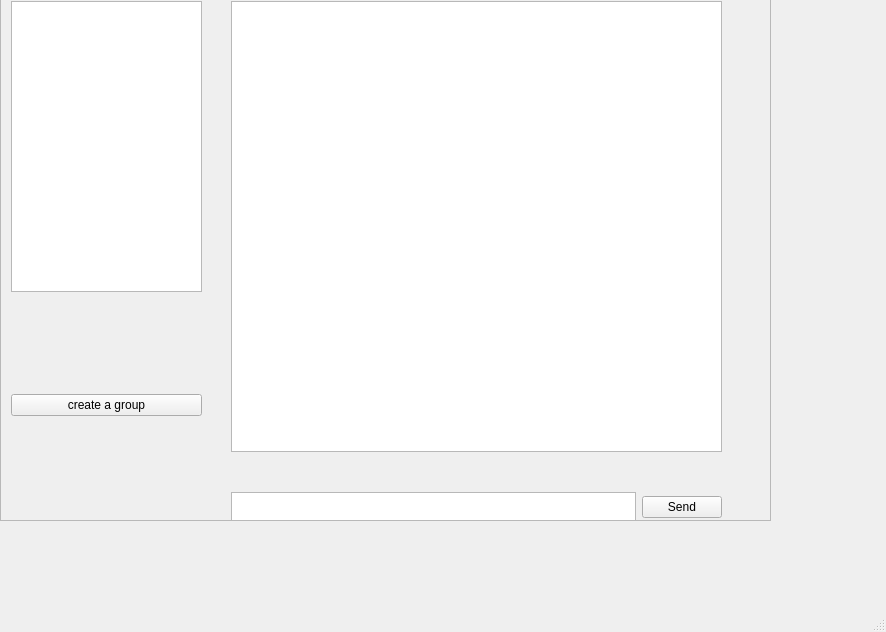
Above: lab9/mainwindow.ui from linadells/messanger before the change. Below: the same form after it.
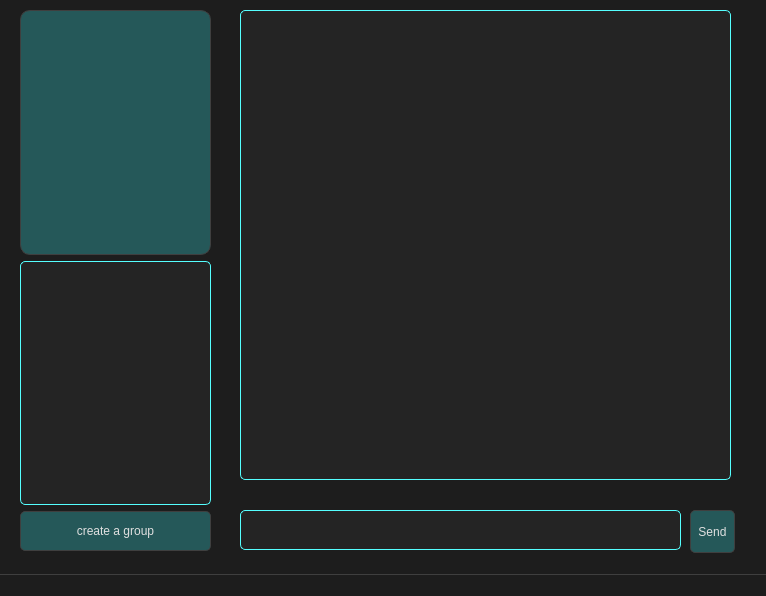
That is the form after the change.

What changed in the file:
```diff
--- a/lab9/mainwindow.ui
+++ b/lab9/mainwindow.ui
@@ -6,119 +6,152 @@
    <rect>
     <x>0</x>
     <y>0</y>
-    <width>886</width>
-    <height>632</height>
+    <width>766</width>
+    <height>596</height>
    </rect>
   </property>
   <property name="windowTitle">
    <string>MainWindow</string>
   </property>
+  <property name="styleSheet">
+   <string notr="true">/* General Styles */
+* {
+    background-color: #1D1D1D; /* Dark background */
+    color: #E0E0E0; /* Soft white text for better readability */
+    border: none;
+    font-family: 'Segoe UI', sans-serif; /* Consistent, readable font */
+}
+
+/* Button Styles */
+QPushButton {
+    background-color: rgb(37, 88, 89); 
+    border: 1px solid #3F3F3F;
+    padding: 5px;
+    border-radius: 5px; /* Slightly rounded corners for buttons */
+    color: #E0E0E0; /* Light text color for buttons */
+    text-align: center;
+}
+
+QPushButton:hover {
+    background-color: rgb(4, 183, 186); /* Brighter color on hover for feedback */
+    border-color: #E0E0E0; /* Light border on hover */
+}
+
+QPushButton:pressed {
+    background-color: #2A2A2A; /* Darker color when pressed */
+    color: rgb(4, 183, 186); /* Contrast color text when pressed */
+}
+
+/* Text Edit Styles */
+QTextBrowser, QPlainTextEdit {
+    font: 14pt &quot;Segoe UI&quot;;
+    background-color: rgb(36, 36, 36);
+    color: #E0E0E0; /* Light text color for readability */
+    border: 1px solid rgb(85, 255, 255); /* Subtle border color */
+    border-radius: 5px; /* Rounded corners */
+    padding: 5px;
+}
+
+QPlainTextEdit:focus {
+    border-color: #4DB8FF; /* Highlight color when focused */
+}
+
+/* Scroll Area Styles */
+QScrollArea {
+    border: none;
+}
+
+/* List Widget Styles */
+QListWidget {
+    background-color: rgb(37, 88, 89);
+    border-radius: 10px;
+    border: 1px solid #3F3F3F;
+    box-shadow: 0 4px 8px rgba(0, 0, 0, 0.3); /* Subtle shadow for depth */
+    color: #E0E0E0; /* Light text color for readability */
+    padding: 10px;
+}
+
+/* Menu Bar Styles */
+QMenuBar, QMenuBar::item {
+    background-color: #1D1D1D;
+    color: #E0E0E0;
+    border: none;
+}
+
+QMenuBar::item:selected {
+    background-color: #3F3F3F;
+}
+
+/* Status Bar Styles */
+QStatusBar {
+    background-color: #1D1D1D;
+    color: #E0E0E0;
+    border-top: 1px solid #3F3F3F; /* Subtle top border for definition */
+}</string>
+  </property>
   <widget class="QWidget" name="centralwidget">
    <widget class="QScrollArea" name="scrollArea">
     <property name="geometry">
      <rect>
-      <x>0</x>
-      <y>-10</y>
+      <x>10</x>
+      <y>0</y>
       <width>771</width>
-      <height>531</height>
+      <height>581</height>
      </rect>
     </property>
     <property name="widgetResizable">
      <bool>true</bool>
     </property>
-    <widget class="QWidget" name="scrollAreaWidgetContents">
+    <widget class="QWidget" name="scrollAreaWidgetContents_3">
      <property name="geometry">
       <rect>
        <x>0</x>
        <y>0</y>
-       <width>769</width>
-       <height>529</height>
+       <width>771</width>
+       <height>581</height>
       </rect>
      </property>
-     <widget class="QWidget" name="verticalLayoutWidget_3">
+     <widget class="QWidget" name="verticalLayoutWidget_5">
       <property name="geometry">
        <rect>
         <x>10</x>
         <y>10</y>
         <width>191</width>
-        <height>291</height>
+        <height>541</height>
        </rect>
       </property>
-      <layout class="QVBoxLayout" name="verticalLayout_3">
+      <layout class="QVBoxLayout" name="verticalLayout_5">
        <item>
-        <widget class="QListWidget" name="receiver"/>
-       </item>
-       <item>
-        <layout class="QVBoxLayout" name="verticalLayout"/>
-       </item>
-      </layout>
-     </widget>
-     <widget class="QWidget" name="horizontalLayoutWidget_2">
-      <property name="geometry">
-       <rect>
-        <x>230</x>
-        <y>480</y>
-        <width>491</width>
-        <height>72</height>
-       </rect>
-      </property>
-      <layout class="QHBoxLayout" name="horizontalLayout_2">
-       <item>
-        <widget class="QPlainTextEdit" name="SendMessage">
+        <widget class="QListWidget" name="receiver_3">
          <property name="minimumSize">
           <size>
            <width>0</width>
-           <height>20</height>
+           <height>100</height>
           </size>
          </property>
          <property name="maximumSize">
           <size>
            <width>16777215</width>
-           <height>30</height>
+           <height>300</height>
           </size>
          </property>
-         <property name="cursor" stdset="0">
-          <cursorShape>IBeamCursor</cursorShape>
-         </property>
-         <property name="centerOnScroll">
-          <bool>true</bool>
-         </property>
         </widget>
        </item>
        <item>
-        <widget class="QPushButton" name="sendBut">
-         <property name="text">
-          <string>Send</string>
-         </property>
-         <property name="autoExclusive">
+        <widget class="QTextBrowser" name="textBrowser_4">
+         <property name="readOnly">
           <bool>false</bool>
          </property>
         </widget>
        </item>
-      </layout>
-     </widget>
-     <widget class="QTextBrowser" name="textBrowser">
-      <property name="geometry">
-       <rect>
-        <x>230</x>
-        <y>10</y>
-        <width>491</width>
-        <height>451</height>
-       </rect>
-      </property>
-     </widget>
-     <widget class="QWidget" name="verticalLayoutWidget_2">
-      <property name="geometry">
-       <rect>
-        <x>10</x>
-        <y>309</y>
-        <width>191</width>
-        <height>211</height>
-       </rect>
-      </property>
-      <layout class="QVBoxLayout" name="group">
        <item>
-        <widget class="QPushButton" name="createGroup">
+        <widget class="QPushButton" name="pushButton">
+         <property name="minimumSize">
+          <size>
+           <width>0</width>
+           <height>40</height>
+          </size>
+         </property>
          <property name="text">
           <string>create a group</string>
          </property>
@@ -126,6 +159,66 @@
        </item>
       </layout>
      </widget>
+     <widget class="QTextBrowser" name="textBrowser_3">
+      <property name="geometry">
+       <rect>
+        <x>230</x>
+        <y>10</y>
+        <width>491</width>
+        <height>470</height>
+       </rect>
+      </property>
+     </widget>
+     <widget class="QPushButton" name="sendBut_3">
+      <property name="geometry">
+       <rect>
+        <x>680</x>
+        <y>510</y>
+        <width>45</width>
+        <height>43</height>
+       </rect>
+      </property>
+      <property name="minimumSize">
+       <size>
+        <width>0</width>
+        <height>40</height>
+       </size>
+      </property>
+      <property name="text">
+       <string>Send</string>
+      </property>
+      <property name="autoExclusive">
+       <bool>false</bool>
+      </property>
+     </widget>
+     <widget class="QPlainTextEdit" name="SendMessage_3">
+      <property name="geometry">
+       <rect>
+        <x>230</x>
+        <y>510</y>
+        <width>441</width>
+        <height>40</height>
+       </rect>
+      </property>
+      <property name="minimumSize">
+       <size>
+        <width>0</width>
+        <height>40</height>
+       </size>
+      </property>
+      <property name="maximumSize">
+       <size>
+        <width>16777215</width>
+        <height>40</height>
+       </size>
+      </property>
+      <property name="cursor" stdset="0">
+       <cursorShape>IBeamCursor</cursorShape>
+      </property>
+      <property name="centerOnScroll">
+       <bool>true</bool>
+      </property>
+     </widget>
     </widget>
    </widget>
   </widget>
@@ -134,8 +227,8 @@
     <rect>
      <x>0</x>
      <y>0</y>
-     <width>886</width>
-     <height>21</height>
+     <width>766</width>
+     <height>16</height>
     </rect>
    </property>
   </widget>
```
